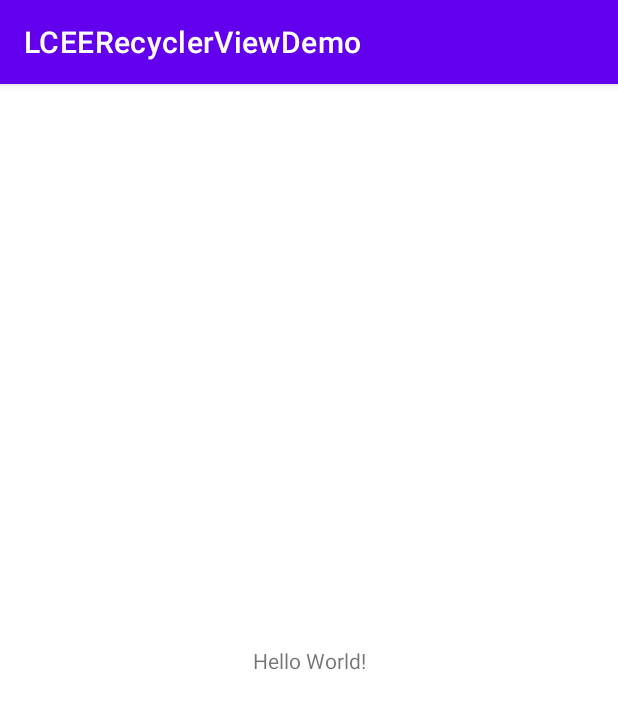
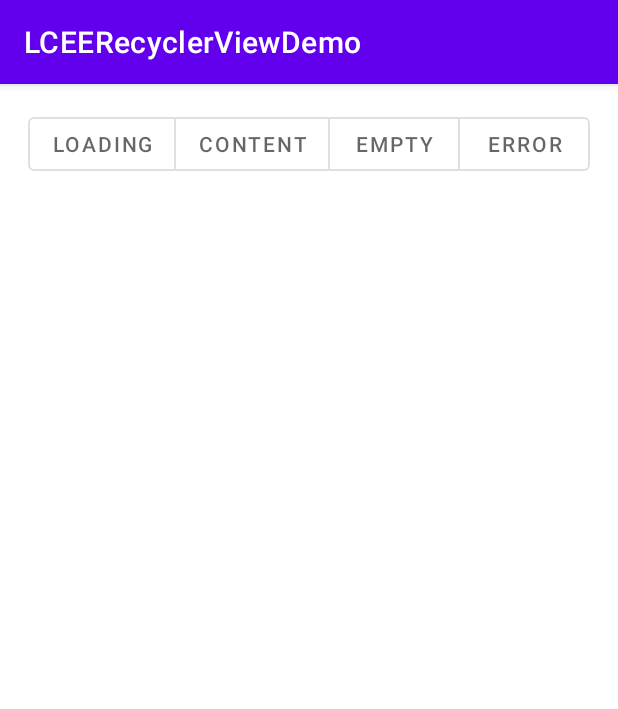
Before and after one commit to susonthapa/LCEERecyclerViewDemo, an Android app: the screen it shows after launch (MainActivity), on a phone screen of 412 x 824 dp. Shown: the top 709 px of the screen. Run offline under Robolectric (Android 15) with nearby library versions, the phone set to English and light mode, and no system bars.

Commit message:
recycler view rename, main activity layout implemented, new test icons for empty and error view

```diff
--- a/app/src/main/java/np/com/susonthapa/lceerecyclerviewdemo/LceRecyclerView.kt
+++ b/app/src/main/java/np/com/susonthapa/lceerecyclerviewdemo/LCEERecyclerView.kt
@@ -1,4 +1,4 @@
-package np.com.susonthapa.core.ui.common
+package np.com.susonthapa.lceerecyclerviewdemo
 
 import android.content.Context
 import android.util.AttributeSet
@@ -7,7 +7,6 @@ import android.view.View
 import androidx.annotation.DrawableRes
 import androidx.constraintlayout.widget.ConstraintLayout
 import androidx.recyclerview.widget.RecyclerView
-import np.com.susonthapa.lceerecyclerviewdemo.R
 import np.com.susonthapa.lceerecyclerviewdemo.databinding.LceRecyclerLayoutBinding
 import np.com.susonthapa.lceerecyclerviewdemo.databinding.RecyclerEmptyLayoutBinding
 import np.com.susonthapa.lceerecyclerviewdemo.databinding.RecyclerErrorLayoutBinding
@@ -17,7 +16,7 @@ import np.com.susonthapa.lceerecyclerviewdemo.databinding.RecyclerLoadingLayoutB
  * Created by suson on 6/17/20
  * Custom recycler view with integrated error, empty and loading view
  */
-class LceRecyclerView constructor(
+class LCEERecyclerView constructor(
     context: Context,
     attrs: AttributeSet? = null,
     defStyleAttr: Int = 0
@@ -72,20 +71,20 @@ class LceRecyclerView constructor(
 
         context.theme.obtainStyledAttributes(
             attrs,
-            R.styleable.LceRecyclerView,
+            R.styleable.LCEERecyclerView,
             0,
             0
         ).apply {
             try {
-                errorText = getString(R.styleable.LceRecyclerView_errorText) ?: "Something went wrong"
+                errorText = getString(R.styleable.LCEERecyclerView_errorText) ?: "Something went wrong"
                 emptyText =
-                    getString(R.styleable.LceRecyclerView_emptyText) ?: "Nothing to show"
+                    getString(R.styleable.LCEERecyclerView_emptyText) ?: "Nothing to show"
                 errorIcon = getResourceId(
-                    R.styleable.LceRecyclerView_errorIcon,
+                    R.styleable.LCEERecyclerView_errorIcon,
                     R.drawable.ic_error_loading
                 )
                 emptyIcon =
-                    getResourceId(R.styleable.LceRecyclerView_emptyIcon, R.drawable.ic_empty_image)
+                    getResourceId(R.styleable.LCEERecyclerView_emptyIcon, R.drawable.ic_empty_image)
             } finally {
                 recycle()
             }
@@ -126,5 +125,4 @@ class LceRecyclerView constructor(
             callback()
         }
     }
-
 }
--- /dev/null
+++ b/app/src/main/res/drawable/ic_empty.xml
@@ -0,0 +1,78 @@
+<vector xmlns:android="http://schemas.android.com/apk/res/android"
+    android:width="512dp"
+    android:height="512dp"
+    android:viewportWidth="64"
+    android:viewportHeight="64">
+  <path
+      android:pathData="m25,7h14v14h-14z"
+      android:fillColor="#ffd782"/>
+  <path
+      android:pathData="m29,10h2v2h-2z"
+      android:fillColor="#5a6470"/>
+  <path
+      android:pathData="m33,10h2v2h-2z"
+      android:fillColor="#5a6470"/>
+  <path
+      android:pathData="m36,18h-2a2,2 0,0 0,-4 0h-2a4,4 0,0 1,8 0z"
+      android:fillColor="#5a6470"/>
+  <path
+      android:pathData="m24,10h1a0,0 0,0 1,0 0v6a0,0 0,0 1,0 0h-1a3,3 0,0 1,-3 -3,3 3,0 0,1 3,-3z"
+      android:fillColor="#f9bb4b"/>
+  <path
+      android:pathData="m40,16l-1,-0a0,0 0,0 1,-0 -0l-0,-6a0,0 0,0 1,-0 -0l1,-0a3,3 0,0 1,3 3,3 3,0 0,1 -3,3z"
+      android:fillColor="#f9bb4b"/>
+  <path
+      android:pathData="m25,3h14v4h-14z"
+      android:fillColor="#5a6470"/>
+  <path
+      android:pathData="m19,28 l-4,6 -5,-4h-4a2,2 0,0 0,-2 2,2 2,0 0,0 2,2h2l8,6 6,-9z"
+      android:fillColor="#ffd782"/>
+  <path
+      android:pathData="m38,25h-12l-7,3 5,5v14h16v-14l5,-5z"
+      android:fillColor="#195c85"/>
+  <path
+      android:pathData="m45,28 l4,6 5,-4h4a2,2 0,0 1,2 2,2 2,0 0,1 -2,2h-2l-8,6 -6,-9z"
+      android:fillColor="#ffd782"/>
+  <path
+      android:pathData="m24,47h8v14h-8z"
+      android:fillColor="#32b1cc"/>
+  <path
+      android:pathData="m24,47 l-5,2 -3,5a2.19,2.19 0,0 0,1 3c2,1 4,-3 4,-3h4a3,3 0,0 0,3 -3v-4z"
+      android:fillColor="#f4f4e6"/>
+  <path
+      android:pathData="m20.1713,53.4616l2.0013,-3.0002l1.664,1.11l-2.0013,3.0002z"
+      android:fillColor="#d8d7ba"/>
+  <path
+      android:pathData="m32,47h8v14h-8z"
+      android:fillColor="#53cfe0"/>
+  <path
+      android:pathData="m40,47 l5,2 3,5a2.19,2.19 0,0 1,-1 3c-2,1 -4,-3 -4,-3h-4a3,3 0,0 1,-3 -3v-4z"
+      android:fillColor="#f4f4e6"/>
+  <path
+      android:pathData="m40.1808,51.5399l1.664,-1.11l2.0013,3.0002l-1.664,1.11z"
+      android:fillColor="#d8d7ba"/>
+  <path
+      android:pathData="m59,44a1,1 0,0 1,-0.707 -0.293l-2,-2 1.414,-1.414 1.293,1.293 1.293,-1.293 1.414,1.414 -2,2a1,1 0,0 1,-0.707 0.293z"
+      android:fillColor="#66342e"/>
+  <path
+      android:pathData="m16,23a1,1 0,0 1,-0.707 -0.293l-2,-2 1.414,-1.414 1.293,1.293 1.293,-1.293 1.414,1.414 -2,2a1,1 0,0 1,-0.707 0.293z"
+      android:fillColor="#66342e"/>
+  <path
+      android:pathData="m9,26a1,1 0,0 1,-0.707 -0.293l-2,-2 1.414,-1.414 1.293,1.293 1.293,-1.293 1.414,1.414 -2,2a1,1 0,0 1,-0.707 0.293z"
+      android:fillColor="#66342e"/>
+  <path
+      android:pathData="m52.379,57.068a14.036,14.036 0,0 1,-1.489 -0.074l0.219,-1.988c1.374,0.151 4.474,0.082 5.288,-1.09a1.479,1.479 0,0 0,0.189 -1.1,5.019 5.019,0 0,1 -5.293,-1.111 2.757,2.757 0,0 1,-0.64 -2.978,2.973 2.973,0 0,1 2.632,-1.894c0.872,-0.06 2.509,0.281 4.031,2.688a7.778,7.778 0,0 0,0.684 -3.521h2c0,2.855 -0.78,4.56 -1.675,5.573a3.728,3.728 0,0 1,-0.288 3.488c-1.194,1.713 -3.925,2.007 -5.658,2.007zM53.433,48.831h-0.053a0.974,0.974 0,0 0,-0.861 0.619,0.743 0.743,0 0,0 0.188,0.842 3.011,3.011 0,0 0,3.139 0.667c-0.767,-1.347 -1.646,-2.128 -2.413,-2.128z"
+      android:fillColor="#50b4f8"/>
+  <path
+      android:pathData="m28,25 l4,6 4,-6z"
+      android:fillColor="#ffd782"/>
+  <path
+      android:pathData="m31,34h2v2h-2z"
+      android:fillColor="#f4f4e6"/>
+  <path
+      android:pathData="m31,38h2v2h-2z"
+      android:fillColor="#f4f4e6"/>
+  <path
+      android:pathData="m31,42h2v2h-2z"
+      android:fillColor="#f4f4e6"/>
+</vector>
--- /dev/null
+++ b/app/src/main/res/drawable/ic_error.xml
@@ -0,0 +1,27 @@
+<vector xmlns:android="http://schemas.android.com/apk/res/android"
+    android:width="512dp"
+    android:height="512dp"
+    android:viewportWidth="512"
+    android:viewportHeight="512">
+  <path
+      android:pathData="m256,256a96,96 0,0 0,-96 96,94.828 94.828,0 0,0 1.34,16h189.32a94.828,94.828 0,0 0,1.34 -16,96 96,0 0,0 -96,-96zM272,360h-32v-72h32z"
+      android:fillColor="#57a4ff"/>
+  <path
+      android:pathData="m256,256a96,96 0,0 0,-96 96,94.828 94.828,0 0,0 1.34,16 96,96 0,0 0,189.32 0,94.828 94.828,0 0,0 1.34,-16 96,96 0,0 0,-96 -96zM272,416h-32v-32h32zM240,288h32v72h-32z"
+      android:fillColor="#57a4ff"/>
+  <path
+      android:pathData="m438.84,162.25c-3,-59.06 -52.11,-106.25 -111.84,-106.25a112.386,112.386 0,0 0,-93.97 51.04,104.112 104.112,0 0,0 -121.05,60.96 104,104 0,0 0,-10.97 207.42,7.846 7.846,0 0,0 2.99,0.58h50.8a104.009,104.009 0,0 0,202.4 0h42.8a8.028,8.028 0,0 0,2.83 -0.51,112.019 112.019,0 0,0 36.01,-213.24zM256,440a88,88 0,1 1,88 -88,88.1 88.1,0 0,1 -88,88zM462.28,329.4a95.637,95.637 0,0 1,-62.89 30.32,7.956 7.956,0 0,0 -1.56,0.28h-38.13q0.3,-3.96 0.3,-8a104,104 0,0 0,-208 0q0,4.035 0.3,8h-46.02a7.859,7.859 0,0 0,-1.62 -0.3,88 88,0 0,1 7.34,-175.7c1.57,0 3.2,0.05 4.97,0.15a8,8 0,0 0,8 -5.34,88.107 88.107,0 0,1 109.34,-54.81 7.985,7.985 0,0 0,9.33 -3.65,96.007 96.007,0 0,1 179.35,47.25 8.005,8.005 0,0 0,5 7.39,96.014 96.014,0 0,1 34.29,154.41z"
+      android:fillColor="#004fac"/>
+  <path
+      android:pathData="m144,384h-56a8,8 0,0 0,0 16h56a8,8 0,0 0,0 -16z"
+      android:fillColor="#004fac"/>
+  <path
+      android:pathData="m440,384h-72a8,8 0,0 0,0 16h72a8,8 0,0 0,0 -16z"
+      android:fillColor="#004fac"/>
+  <path
+      android:pathData="m272,376h-32a8,8 0,0 0,-8 8v32a8,8 0,0 0,8 8h32a8,8 0,0 0,8 -8v-32a8,8 0,0 0,-8 -8zM264,408h-16v-16h16z"
+      android:fillColor="#004fac"/>
+  <path
+      android:pathData="m272,280h-32a8,8 0,0 0,-8 8v72a8,8 0,0 0,8 8h32a8,8 0,0 0,8 -8v-72a8,8 0,0 0,-8 -8zM264,352h-16v-56h16z"
+      android:fillColor="#004fac"/>
+</vector>
--- a/app/src/main/res/layout/activity_main.xml
+++ b/app/src/main/res/layout/activity_main.xml
@@ -6,13 +6,57 @@
     android:layout_height="match_parent"
     tools:context=".MainActivity">
 
-    <TextView
+    <com.google.android.material.button.MaterialButtonToggleGroup
+        android:id="@+id/toggle_view"
         android:layout_width="wrap_content"
         android:layout_height="wrap_content"
-        android:text="Hello World!"
+        android:layout_margin="16dp"
+        app:layout_constraintEnd_toEndOf="parent"
+        app:layout_constraintStart_toStartOf="parent"
+        app:layout_constraintTop_toTopOf="parent">
+
+        <com.google.android.material.button.MaterialButton
+            android:id="@+id/loading_button"
+            style="@style/Widget.MaterialComponents.Button.OutlinedButton"
+            android:layout_width="wrap_content"
+            android:layout_height="wrap_content"
+            android:text="Loading" />
+
+        <com.google.android.material.button.MaterialButton
+            android:id="@+id/content_button"
+            style="@style/Widget.MaterialComponents.Button.OutlinedButton"
+            android:layout_width="wrap_content"
+            android:layout_height="wrap_content"
+            android:text="Content" />
+
+        <com.google.android.material.button.MaterialButton
+            android:id="@+id/empty_button"
+            style="@style/Widget.MaterialComponents.Button.OutlinedButton"
+            android:layout_width="wrap_content"
+            android:layout_height="wrap_content"
+            android:text="Empty" />
+
+        <com.google.android.material.button.MaterialButton
+            android:id="@+id/error_button"
+            style="@style/Widget.MaterialComponents.Button.OutlinedButton"
+            android:layout_width="wrap_content"
+            android:layout_height="wrap_content"
+            android:text="Error" />
+
+    </com.google.android.material.button.MaterialButtonToggleGroup>
+
+    <np.com.susonthapa.lceerecyclerviewdemo.LCEERecyclerView
+        android:id="@+id/linux_recycler_view"
+        android:layout_width="0dp"
+        android:layout_height="0dp"
+        android:layout_margin="16dp"
+        app:emptyText="Oops! Nothing Here"
+        app:errorText="Something Just Blew Up!"
+        app:emptyIcon="@drawable/ic_empty"
+        app:errorIcon="@drawable/ic_error"
         app:layout_constraintBottom_toBottomOf="parent"
-        app:layout_constraintLeft_toLeftOf="parent"
-        app:layout_constraintRight_toRightOf="parent"
-        app:layout_constraintTop_toTopOf="parent" />
+        app:layout_constraintEnd_toEndOf="parent"
+        app:layout_constraintStart_toStartOf="parent"
+        app:layout_constraintTop_toBottomOf="@id/toggle_view" />
 
 </androidx.constraintlayout.widget.ConstraintLayout>
--- a/app/src/main/res/layout/recycler_empty_layout.xml
+++ b/app/src/main/res/layout/recycler_empty_layout.xml
@@ -19,6 +19,7 @@
         android:layout_width="wrap_content"
         android:layout_height="wrap_content"
         android:layout_marginTop="16dp"
+        android:text="Nothing here!"
         android:alpha="0.3"
         android:textColor="#000000" />
 </LinearLayout>
--- a/app/src/main/res/values/attrs.xml
+++ b/app/src/main/res/values/attrs.xml
@@ -1,6 +1,6 @@
 <?xml version="1.0" encoding="utf-8"?>
 <resources>
-    <declare-styleable name="LceRecyclerView">
+    <declare-styleable name="LCEERecyclerView">
         <attr name="errorText" format="string"/>
         <attr name="errorIcon" format="reference"/>
         <attr name="emptyText" format="string"/>
```
